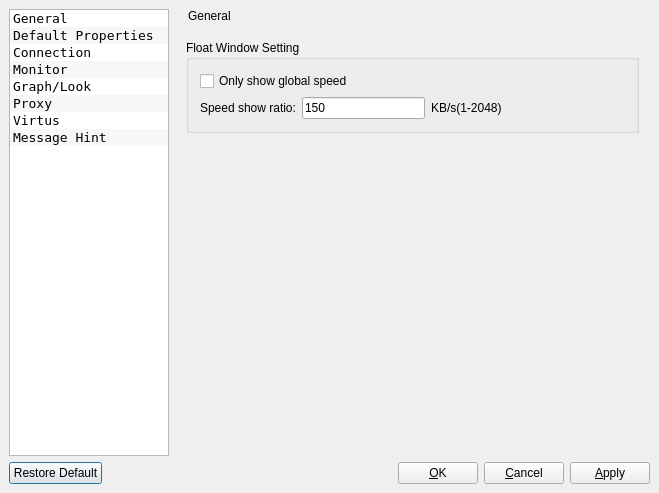
Qt form preferencesdialog.ui (kitech/karia2) before a commit.
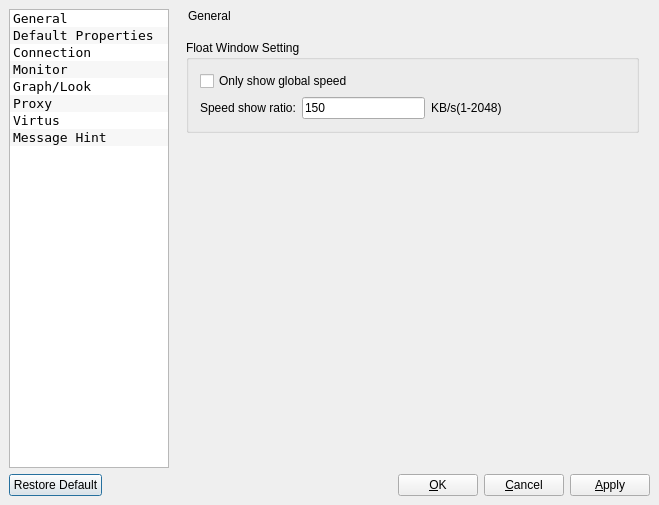
The same form after that commit. Icons and pictures are not drawn.

Diff of the .ui file:
```diff
--- a/preferencesdialog.ui
+++ b/preferencesdialog.ui
@@ -10,7 +10,7 @@
     <x>0</x>
     <y>0</y>
     <width>659</width>
-    <height>493</height>
+    <height>505</height>
    </rect>
   </property>
   <property name="windowTitle">
```
Left out of the diff: 4 changed lines with no effect on the pictures.
